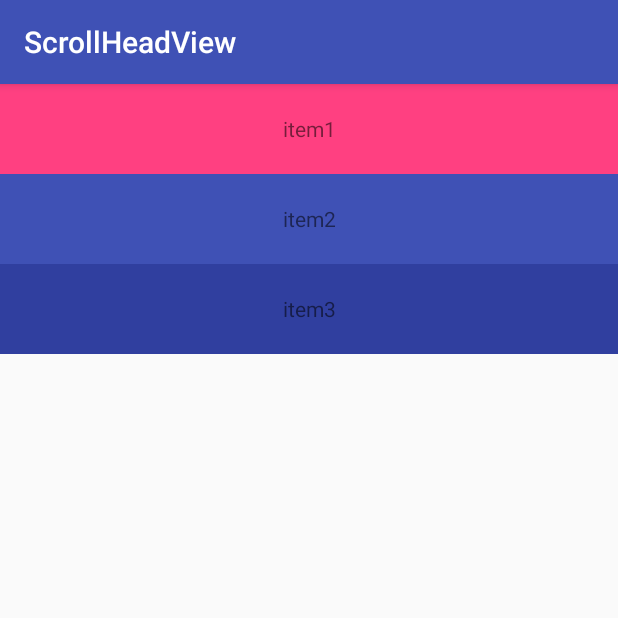
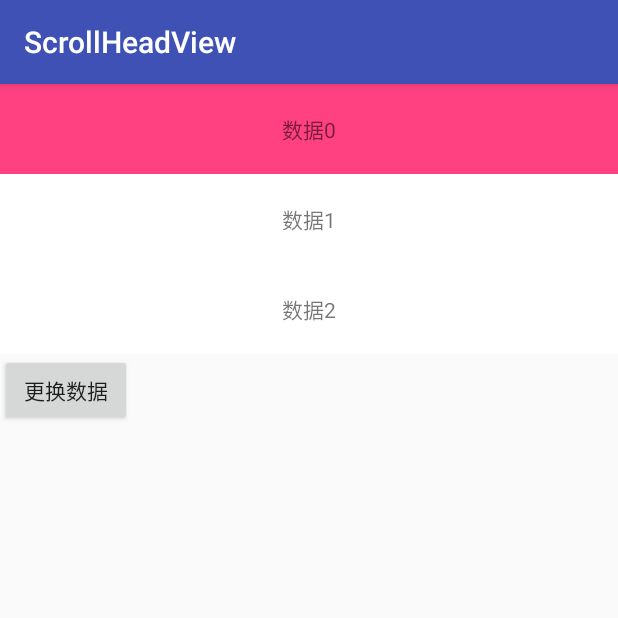
Before and after one commit to SwastikaFHF/scrollHeadView, an Android app: the WheelViewActivity screen opened directly, with no data from a screen before it, on a phone screen of 412 x 824 dp, the top half of it. Run offline under Robolectric (Android 15) with nearby library versions, the light colour scheme and no system bars.

Commit message:
添加可旋环的WheelView

```diff
--- a/app/src/main/java/com/aitangba/scrollheadview/wheelview/WheelView.java
+++ b/app/src/main/java/com/aitangba/scrollheadview/wheelview/WheelView.java
@@ -1,6 +1,7 @@
 package com.aitangba.scrollheadview.wheelview;
 
 import android.content.Context;
+import android.database.DataSetObserver;
 import android.os.Handler;
 import android.os.Message;
 import android.util.AttributeSet;
@@ -8,10 +9,8 @@ import android.view.GestureDetector;
 import android.view.MotionEvent;
 import android.view.View;
 import android.view.ViewGroup;
+import android.widget.ListAdapter;
 import android.widget.Scroller;
-import android.widget.TextView;
-
-import java.util.List;
 
 /**
  * Created by fhf11991 on 2016/3/28.
@@ -23,10 +22,36 @@ public class WheelView extends ViewGroup {
     private int ITEM_HEIGHT_DEFAULT = 200;
     private int mItemHeight;
     private Scroller mScroller;
-    private List<String> mList;
+    private ListAdapter mAdapter;
+    private DataSetObserver mDataSetObserver;
 
-    public void setList(List<String> list) {
-        mList = list;
+    public void setAdapter(ListAdapter adapter) {
+        if (mAdapter != null && mDataSetObserver != null) {
+            mAdapter.unregisterDataSetObserver(mDataSetObserver);
+        }
+
+        mAdapter = adapter;
+        if(mAdapter != null) {
+            mDataSetObserver = new AdapterDataSetObserver();
+            mAdapter.registerDataSetObserver(mDataSetObserver);
+            makeAndAddChild();
+        }
+    }
+
+    private void makeAndAddChild() {
+        if(mAdapter == null)return;
+
+        final int childCount = 4;
+        mOffset = 0;
+        mDataOffset = 0;
+
+        if(getChildCount() == 0 && mAdapter.getCount() > 0) {
+            for(int i = 0; i< childCount; i++) {
+                addView(mAdapter.getView(i, null, this));
+            }
+        } else {
+            requestLayout();
+        }
     }
 
     public WheelView(Context context) {
@@ -62,8 +87,8 @@ public class WheelView extends ViewGroup {
         setMeasuredDimension(widthSize, mItemHeight * 3);
     }
 
-    private int mOffset;
-    private int mDataOffset;
+    private int mOffset;  //-count * itemHeight <--> count * itemHeight
+    private int mDataOffset; //最大值 = 数据长度 * itemHeight
 
     @Override
     protected void onLayout(boolean changed, int l, int t, int r, int b) {
@@ -71,31 +96,38 @@ public class WheelView extends ViewGroup {
         final int itemHeight = mItemHeight;
         final int count = getChildCount();
         final int totalHeight = count * itemHeight;
-        int viewCycleCount = mDataOffset / (count - 1) * itemHeight;
 
         int tempViewTop = mOffset;
-        for(int i = 0  ; i < getChildCount() ; i ++) {
+        for(int i = 0  ; i < count ; i ++) {
             View child = getChildAt(i);
-            if(tempViewTop >= height) { // 向下
+            if(tempViewTop >= height) {             // 向下
                 tempViewTop = tempViewTop - totalHeight;
-                viewCycleCount = viewCycleCount - 1;
             } else if(tempViewTop <= -itemHeight) {  //向上
                 tempViewTop = tempViewTop + totalHeight;
-                viewCycleCount = viewCycleCount + 1;
             }
             child.layout(l, tempViewTop, r, tempViewTop + itemHeight);
-            int position = viewCycleCount * (count - 1) + i % count;
-            setViewData(child, position);
+            tempViewTop += itemHeight;
+        }
 
-            tempViewTop += itemHeight;
+        final int size = mAdapter == null ? 0 : mAdapter.getCount();
+        final int dataTotalHeight = size * itemHeight;
+        final int dataStartIndex = Math.abs((mDataOffset <= 0 ? mDataOffset : dataTotalHeight - mDataOffset)/ itemHeight);
+        final int viewStartIndex = Math.abs((mOffset <= 0 ? mOffset : totalHeight - mOffset)/ itemHeight);
 
+        int dataIndex = dataStartIndex;
+        int viewIndex = viewStartIndex;
+        for(int i = 0  ; i < count ; i ++) {
+            View child = getChildAt(viewIndex);
+            setViewData(child, dataIndex);
+
+            dataIndex = (dataIndex + 1) % size;
+            viewIndex = (viewIndex + 1) % count;
         }
     }
 
     private void setViewData(View child, int position) {
-        if(child instanceof TextView) {
-            TextView textView = (TextView) child;
-//            textView.setText(mList.get(position));
+        if(mAdapter != null) {
+            mAdapter.getView(position, child, this);
         }
     }
 
@@ -103,7 +135,7 @@ public class WheelView extends ViewGroup {
         final int itemHeight = mItemHeight;
         final int count = getChildCount();
         final int totalHeight = count * itemHeight;
-        final int listTotalHeight = mList.size() * itemHeight;
+        final int listTotalHeight = (mAdapter == null ? 0 : mAdapter.getCount()) * itemHeight;
 
         mOffset = (mOffset + delta) % totalHeight;
         mDataOffset = (mDataOffset + delta) % listTotalHeight;
@@ -175,4 +207,16 @@ public class WheelView extends ViewGroup {
             return true;
         }
     }
+
+    private class AdapterDataSetObserver extends DataSetObserver {
+
+        public void onChanged() {
+            clearFocus();
+            makeAndAddChild();
+        }
+
+        public void onInvalidated() {
+            requestLayout();
+        }
+    }
 }
--- a/app/src/main/java/com/aitangba/scrollheadview/wheelview/WheelViewActivity.java
+++ b/app/src/main/java/com/aitangba/scrollheadview/wheelview/WheelViewActivity.java
@@ -2,7 +2,13 @@ package com.aitangba.scrollheadview.wheelview;
 
 import android.os.Bundle;
 import android.support.annotation.Nullable;
+import android.support.v4.content.ContextCompat;
 import android.support.v7.app.AppCompatActivity;
+import android.view.LayoutInflater;
+import android.view.View;
+import android.view.ViewGroup;
+import android.widget.BaseAdapter;
+import android.widget.TextView;
 
 import com.aitangba.scrollheadview.R;
 
@@ -15,19 +21,75 @@ import java.util.List;
 
 public class WheelViewActivity extends AppCompatActivity {
 
+    private ListAdapter mListAdapter;
+
     @Override
     protected void onCreate(@Nullable Bundle savedInstanceState) {
         super.onCreate(savedInstanceState);
         setContentView(R.layout.activity_wheel_view);
         WheelView wheelView = (WheelView) findViewById(R.id.view_wheel);
-        wheelView.setList(getDate(10));
+        wheelView.setAdapter(mListAdapter = new ListAdapter());
+        mListAdapter.setList(getDate(0, 10));
+
+        findViewById(R.id.btn).setOnClickListener(new View.OnClickListener() {
+            @Override
+            public void onClick(View v) {
+                mListAdapter.setList(getDate(10, 10));
+            }
+        });
     }
 
-    private List<String> getDate(int size) {
+    private List<String> getDate(int startIndex, int size) {
         List<String> list = new ArrayList<>();
         for(int i = 0 ; i < size ; i++) {
-            list.add("数据" + i);
+            list.add("数据" + (startIndex +  i));
         }
         return list;
     }
+
+    private class ListAdapter extends BaseAdapter {
+
+        List<String> mList = new ArrayList<>();
+
+        public void setList(List<String> list) {
+            mList.clear();
+            if(list != null) {
+                mList.addAll(list);
+            }
+            notifyDataSetChanged();
+        }
+
+        @Override
+        public int getCount() {
+            return mList.size();
+        }
+
+        @Override
+        public String getItem(int position) {
+            return mList.get(position);
+        }
+
+        @Override
+        public long getItemId(int position) {
+            return position;
+        }
+
+        @Override
+        public View getView(int position, View convertView, ViewGroup parent) {
+
+            if(convertView == null) {
+                convertView = LayoutInflater.from(WheelViewActivity.this).inflate(R.layout.item_wheel, parent, false);
+            }
+
+            TextView textView = (TextView) convertView;
+            textView.setText(getItem(position));
+            if(position % 4 == 0) {
+                convertView.setBackgroundColor(ContextCompat.getColor(WheelViewActivity.this, R.color.colorAccent));
+            } else {
+                convertView.setBackgroundColor(ContextCompat.getColor(WheelViewActivity.this, android.R.color.white));
+            }
+
+            return convertView;
+        }
+    }
 }
--- a/app/src/main/res/layout/activity_wheel_view.xml
+++ b/app/src/main/res/layout/activity_wheel_view.xml
@@ -7,35 +7,12 @@
     <com.aitangba.scrollheadview.wheelview.WheelView
         android:id="@+id/view_wheel"
         android:layout_width="match_parent"
-        android:layout_height="wrap_content">
+        android:layout_height="wrap_content"/>
 
-
-        <TextView
-            android:layout_width="match_parent"
-            android:layout_height="60dp"
-            android:gravity="center"
-            android:background="@color/colorAccent"
-            android:text="item1"/>
-
-        <TextView
-            android:layout_width="match_parent"
-            android:layout_height="60dp"
-            android:gravity="center"
-            android:background="@color/colorPrimary"
-            android:text="item2"/>
-
-        <TextView
-            android:layout_width="match_parent"
-            android:layout_height="60dp"
-            android:gravity="center"
-            android:background="@color/colorPrimaryDark"
-            android:text="item3"/>
-
-        <TextView
-            android:layout_width="match_parent"
-            android:layout_height="60dp"
-            android:gravity="center"
-            android:text="替换"/>
-    </com.aitangba.scrollheadview.wheelview.WheelView>
+    <Button
+        android:id="@+id/btn"
+        android:text="更换数据"
+        android:layout_width="wrap_content"
+        android:layout_height="wrap_content"/>
 
 </LinearLayout>
--- /dev/null
+++ b/app/src/main/res/layout/item_wheel.xml
@@ -0,0 +1,10 @@
+<?xml version="1.0" encoding="utf-8"?>
+
+
+<TextView
+    xmlns:android="http://schemas.android.com/apk/res/android"
+    android:layout_width="match_parent"
+    android:layout_height="60dp"
+    android:background="@color/colorAccent"
+    android:gravity="center"
+    android:text="@string/app_name"/>
```
